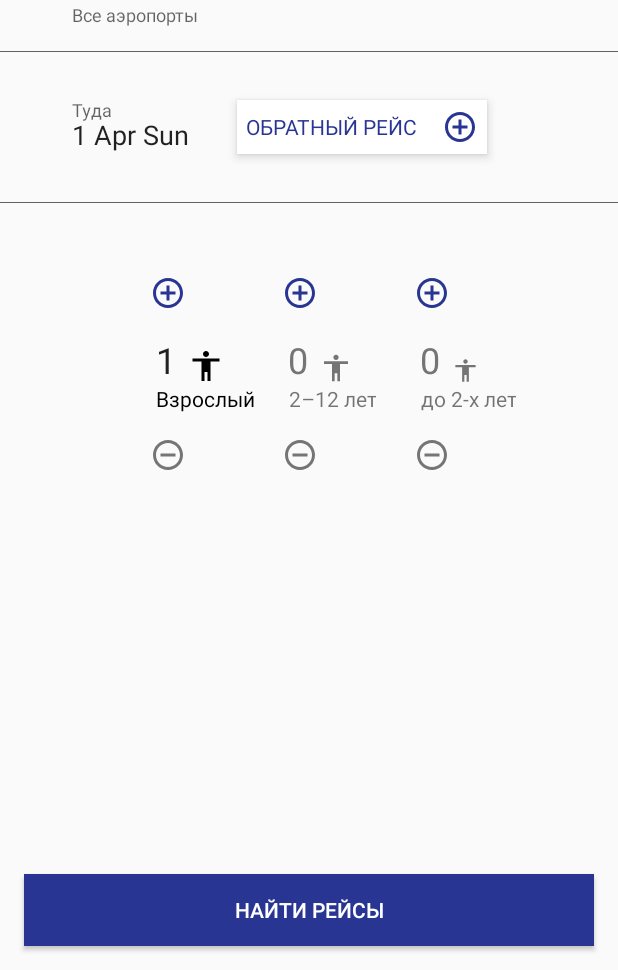
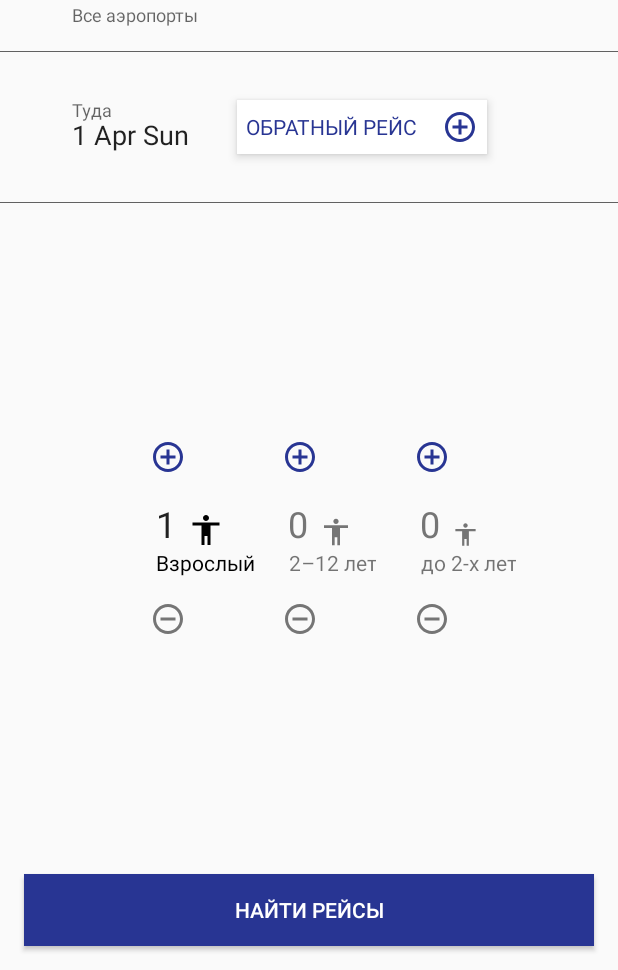
Before and after one commit to beardykun/KodeTestAndroid, an Android app: the screen it shows after launch (MainActivity), on a phone screen of 412 x 824 dp, the part 266-1236 px from its top. Run offline under Robolectric (Android 15) with nearby library versions, the phone set to English and light mode, and no system bars; our stand-ins replace ButterKnife.

Commit message:
some updates

```diff
--- a/app/src/main/java/com/iamagamedev/kodetestandroid/forecastActivity/ForecastActivity.java
+++ b/app/src/main/java/com/iamagamedev/kodetestandroid/forecastActivity/ForecastActivity.java
@@ -54,7 +54,10 @@ public class ForecastActivity extends GeneralActivity implements IForecastView {
     protected void onStart() {
         super.onStart();
         presenter.onAttachView(this);
-        presenter.getForecast(getIntent().getStringExtra(Constants.CITY_LAT_LON), getIntent().getStringExtra(Constants.CITY_LAT_LON2));
+        Bundle bundle = getIntent().getExtras();
+        if (bundle != null && bundle.containsKey(Constants.CITY_LAT_LON) && bundle.containsKey(Constants.CITY_LAT_LON2)) {
+            presenter.getForecast(bundle.getString(Constants.CITY_LAT_LON), bundle.getString(Constants.CITY_LAT_LON2));
+        }
         textViewForecastDepartureBar.setText(getIntent().getStringExtra(Constants.CITY));
         textViewForecastDestinationBar.setText(getIntent().getStringExtra(Constants.CITY_2));
     }
--- a/app/src/main/res/layout-v21/content_main.xml
+++ b/app/src/main/res/layout-v21/content_main.xml
@@ -196,15 +196,16 @@
         android:layout_width="match_parent"
         android:layout_height="1px"
         android:layout_below="@id/linearLayoutWhen"
-        android:layout_marginBottom="@dimen/dp48"
         android:layout_marginTop="@dimen/dp16"
         android:background="@color/separator"/>
 
     <RelativeLayout
-        android:layout_width="wrap_content"
-        android:layout_height="wrap_content"
+        android:layout_width="match_parent"
+        android:layout_height="match_parent"
         android:layout_below="@+id/separateView3"
+        android:gravity="center"
         android:layout_centerInParent="true"
+        android:layout_marginBottom="@dimen/dp64"
         android:paddingEnd="0dp"
         android:paddingStart="@dimen/dp32">
 
--- a/app/src/main/res/layout/content_main.xml
+++ b/app/src/main/res/layout/content_main.xml
@@ -205,16 +205,17 @@
         android:layout_width="match_parent"
         android:layout_height="1px"
         android:layout_below="@id/linearLayoutWhen"
-        android:layout_marginBottom="@dimen/dp48"
         android:layout_marginTop="@dimen/dp16"
         android:background="@color/separator"/>
 
     <RelativeLayout
-        android:layout_width="wrap_content"
-        android:layout_height="wrap_content"
+        android:layout_width="match_parent"
+        android:layout_height="match_parent"
         android:layout_below="@+id/separateView3"
         android:layout_centerInParent="true"
+        android:gravity="center"
         android:paddingEnd="0dp"
+        android:layout_marginBottom="@dimen/dp64"
         android:paddingLeft="@dimen/dp32"
         android:paddingRight="0dp"
         android:paddingStart="@dimen/dp32">
--- a/app/src/main/res/values/strings.xml
+++ b/app/src/main/res/values/strings.xml
@@ -16,4 +16,6 @@
     <string name="kids_num">0</string>
     <string name="child_num">0</string>
     <string name="app_error_dismiss" translatable="false">OK</string>
+    <string name="limit">Пассажиров должно быть не более 9 человек</string>
+    <string name="child_limit">Младенцев не должно быть больше чем взрослых</string>
 </resources>
```
Also changed, not shown: app/build.gradle (+8 -5 lines), app/src/main/java/com/iamagamedev/kodetestandroid/cityList/CityListActivity.java (+5 -2 lines), app/src/main/java/com/iamagamedev/kodetestandroid/mainActivity/MainActivity.java (+51 -15 lines), gradle/wrapper/gradle-wrapper.properties.
